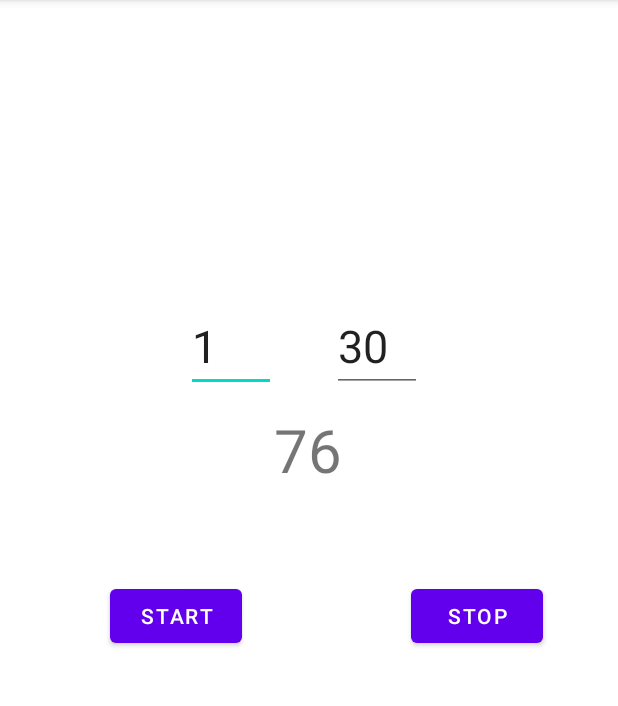
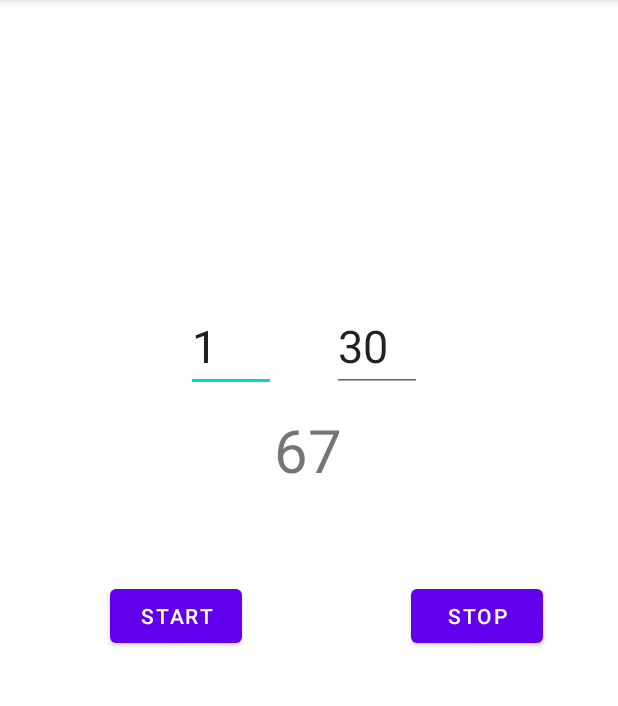
Before and after one commit to raczkowskir/MoveUp30, an Android app: the screen it shows after launch (MainActivity), after a tap on "STOP", on a phone screen of 412 x 824 dp, the part 84-790 px from its top. Run offline under Robolectric (Android 15) with nearby library versions, the phone set to English and light mode, and no system bars; 1 other tap on this screen came first.

Commit message:
2. Done MOV-5

```diff
--- a/app/src/main/java/com/yahoo/raczkowskir/moveup30/MainActivity.java
+++ b/app/src/main/java/com/yahoo/raczkowskir/moveup30/MainActivity.java
@@ -19,53 +19,57 @@ public class MainActivity extends AppCompatActivity {
     TextView textView;
     EditText editTextMin, editTextSec;
     Boolean isStopped;
-
+    boolean isFirstStart = true;
 
     public void protectValue(EditText editText, int valueOfTiemr) {
         String contentofEditTextSec = String.valueOf(editText.getText());
-        if (Integer.valueOf(contentofEditTextSec) > valueOfTiemr ) {
+        if ( contentofEditTextSec.length() > 2
+                || Integer.parseInt(contentofEditTextSec) > valueOfTiemr ) {
             editText.setText(String.valueOf(valueOfTiemr));
         }
     }
 
-    @Override
-    protected void onCreate(Bundle savedInstanceState) {
-        super.onCreate(savedInstanceState);
-        setContentView(R.layout.activity_main);
-        buttonStart = (Button) findViewById(R.id.buttonStart);
-        buttonStop = (Button) findViewById(R.id.buttonStop);
+    public int getTimer(EditText aEditTextMin, EditText aEditTextSec, TextView aTextView) {
+        int editTextMin = Integer.parseInt(String.valueOf(aEditTextMin.getText()));
+        int editTextSec = Integer.parseInt(String.valueOf(aEditTextSec.getText()));
+        int fullTimer = (editTextMin*60) + editTextSec;
+        Log.d("Raki", "editTextMin " + editTextMin);
+        Log.d("Raki", "editTextSec " + editTextSec);
+        Log.d("Raki", "Full timer " + fullTimer);
 
-        textView = (TextView) findViewById(R.id.textViewTimer);
-        editTextSec = (EditText) findViewById(R.id.editTextSec);
-        editTextMin = (EditText) findViewById(R.id.editTextMin);
 
-        buttonStart.setOnClickListener(new View.OnClickListener()
-        {
-            @Override
-            public void onClick(View v) {
+        counter = fullTimer;
+        counterStartValue = fullTimer;
 
-                protectValue(editTextSec, 60);
-                protectValue(editTextMin, 99);
+        if (isFirstStart) {
+            aTextView.setText(String.valueOf(fullTimer));
+            isFirstStart = false;
+        }
 
+        return fullTimer;
+    }
+
+    public void manageTimer(TextView aTextView) {
         isStopped = false;
+
         String currentTimer = String.valueOf(textView.getText());
-                counter = Integer.valueOf(currentTimer);
+        counter = Integer.parseInt(currentTimer);
 
         new CountDownTimer((counter*100), 100){
             public void onTick(long millisUntilFinished){
-                        if (isStopped == false) {
+                if (!isStopped) {
                     counter--;
-                            textView.setText(String.valueOf(counter));
+                    aTextView.setText(String.valueOf(counter));
                 }
                 else {
                     this.cancel();
-                            counter = Integer.valueOf(String.valueOf(textView.getText()));
+                    counter = Integer.parseInt(String.valueOf(aTextView.getText()));
                     Log.d("counter", String.valueOf(counter));
                 }
             }
             public  void onFinish(){
-                        if (isStopped == false) {
-                            textView.setText(String.valueOf(counterStartValue));
+                if (!isStopped) {
+                    aTextView.setText(String.valueOf(counterStartValue));
                 }
                 else {
                     Log.d("Raki", "timerCanceled");
@@ -73,14 +77,26 @@ public class MainActivity extends AppCompatActivity {
             }
         }.start();
     }
+
+    @Override
+    protected void onCreate(Bundle savedInstanceState) {
+        super.onCreate(savedInstanceState);
+        setContentView(R.layout.activity_main);
+        buttonStart = findViewById(R.id.buttonStart);
+        buttonStop = findViewById(R.id.buttonStop);
+
+        textView = findViewById(R.id.textViewTimer);
+        editTextSec = findViewById(R.id.editTextSec);
+        editTextMin = findViewById(R.id.editTextMin);
+
+        buttonStart.setOnClickListener(v -> {
+
+            protectValue(editTextSec, 60);
+            protectValue(editTextMin, 99);
+            getTimer(editTextMin, editTextSec, textView);
+            manageTimer(textView);
         });
 
-        buttonStop.setOnClickListener(new View.OnClickListener()
-        {
-            @Override
-            public void onClick(View v) {
-                isStopped = true;
-            }
-        });
+        buttonStop.setOnClickListener(v -> isStopped = true);
     }
 }
```
Lines whose indentation alone changed are shown as unchanged.
